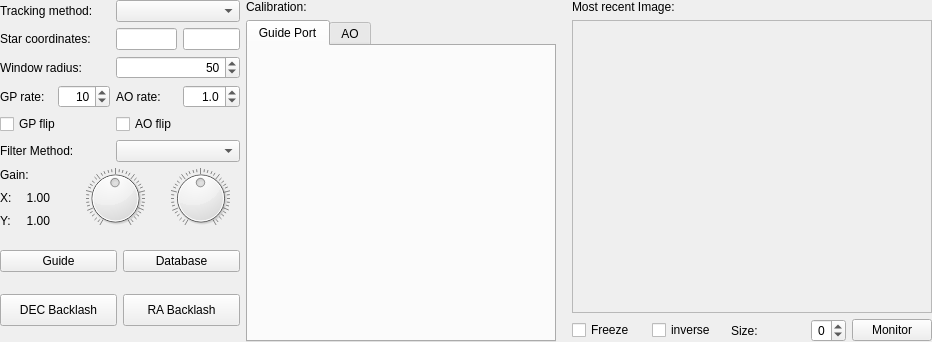
Qt form gui/snowgui/icegui/guidercontrollerwidget.ui (AndreasFMueller/AstroPhotography) before a commit.
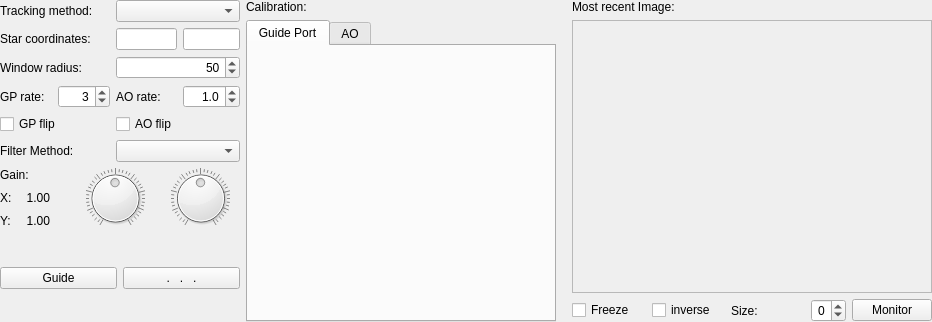
The same form after that commit. Custom widgets are drawn as their Qt base class.

What changed in the file:
```diff
--- a/gui/snowgui/icegui/guidercontrollerwidget.ui
+++ b/gui/snowgui/icegui/guidercontrollerwidget.ui
@@ -7,19 +7,19 @@
     <x>0</x>
     <y>0</y>
     <width>932</width>
-    <height>342</height>
+    <height>322</height>
    </rect>
   </property>
   <property name="minimumSize">
    <size>
     <width>0</width>
-    <height>333</height>
+    <height>313</height>
    </size>
   </property>
   <property name="maximumSize">
    <size>
     <width>16777215</width>
-    <height>342</height>
+    <height>322</height>
    </size>
   </property>
   <property name="windowTitle">
@@ -131,7 +131,7 @@
          <number>0</number>
         </property>
         <property name="value">
-         <double>10.000000000000000</double>
+         <double>3.000000000000000</double>
         </property>
        </widget>
       </item>
@@ -170,7 +170,7 @@
         <property name="minimumSize">
          <size>
           <width>0</width>
-          <height>70</height>
+          <height>30</height>
          </size>
         </property>
         <layout class="QGridLayout" name="gridLayout_2">
@@ -186,29 +186,10 @@
          <property name="bottomMargin">
           <number>0</number>
          </property>
-         <item row="2" column="1">
-          <widget class="QPushButton" name="raBacklashButton">
-           <property name="minimumSize">
-            <size>
-             <width>0</width>
-             <height>32</height>
-            </size>
-           </property>
+         <item row="0" column="1">
+          <widget class="QPushButton" name="moreButton">
            <property name="text">
-            <string>RA Backlash</string>
-           </property>
-          </widget>
-         </item>
-         <item row="2" column="0">
-          <widget class="QPushButton" name="decBacklashButton">
-           <property name="minimumSize">
-            <size>
-             <width>0</width>
-             <height>32</height>
-            </size>
-           </property>
-           <property name="text">
-            <string>DEC Backlash</string>
+            <string>.   .   .</string>
            </property>
           </widget>
          </item>
@@ -219,13 +200,6 @@
            </property>
           </widget>
          </item>
-         <item row="0" column="1">
-          <widget class="QPushButton" name="databaseButton">
-           <property name="text">
-            <string>Database</string>
-           </property>
-          </widget>
-         </item>
         </layout>
        </widget>
       </item>
@@ -544,7 +518,7 @@
            <x>0</x>
            <y>0</y>
            <width>350</width>
-           <height>271</height>
+           <height>251</height>
           </rect>
          </property>
         </widget>
```
